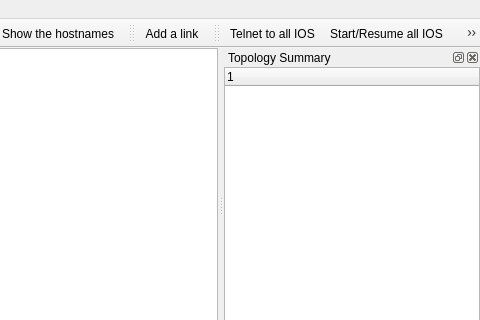
Old version of the form src/GNS3/Ui/Form_MainWindow.ui in the repository GNS3/gns3-legacy; both pictures show x 360 to 840 and y 0 to 320 of the 840 by 600 pixel window.
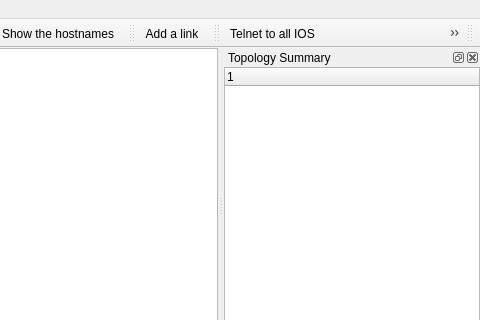
New version of the form. Icons and pictures are not drawn. Custom widgets are drawn as their Qt base class.

What changed in the file:
```diff
--- a/src/GNS3/Ui/Form_MainWindow.ui
+++ b/src/GNS3/Ui/Form_MainWindow.ui
@@ -325,6 +325,17 @@
     </layout>
    </widget>
   </widget>
+  <widget class="QToolBar" name="toolBar" >
+   <property name="windowTitle" >
+    <string>toolBar</string>
+   </property>
+   <attribute name="toolBarArea" >
+    <enum>TopToolBarArea</enum>
+   </attribute>
+   <attribute name="toolBarBreak" >
+    <bool>false</bool>
+   </attribute>
+  </widget>
   <action name="action_About" >
    <property name="text" >
     <string>&amp;About</string>
```
Left out of the diff: 100 changed lines with no effect on the pictures.
